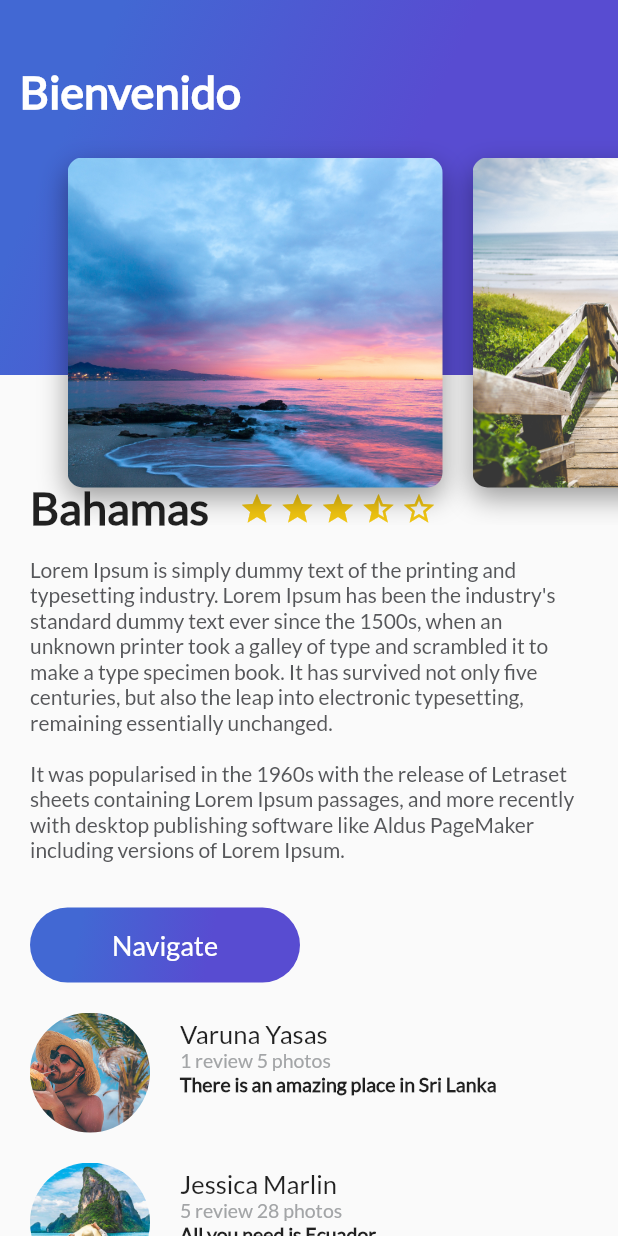
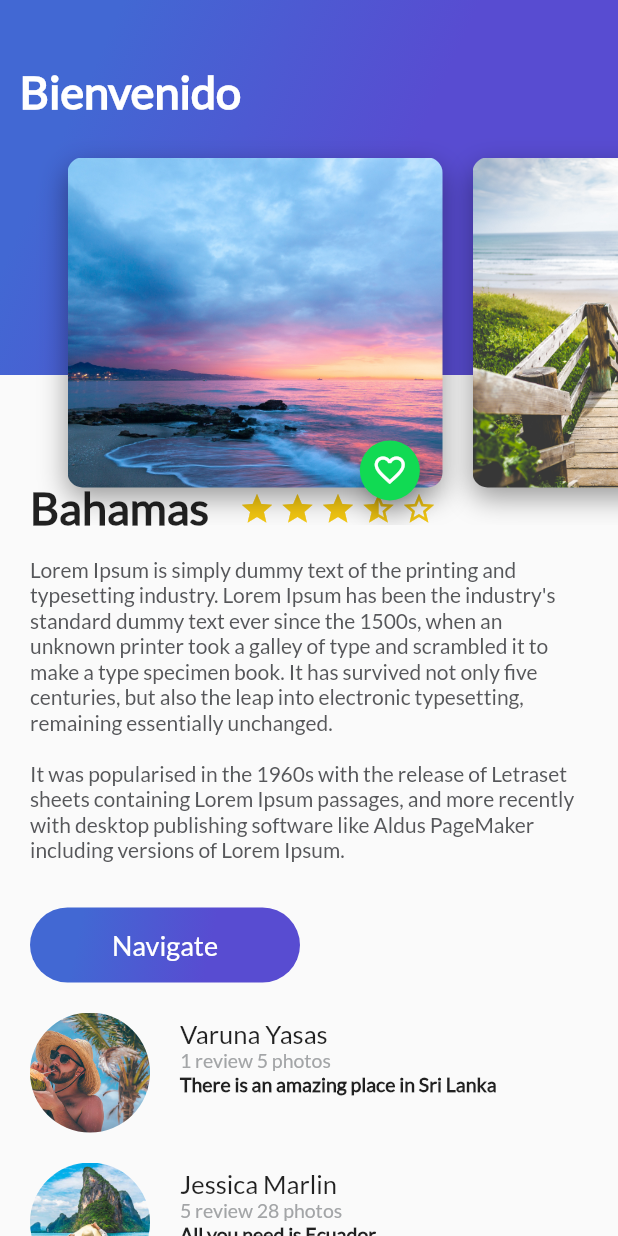
Before and after one commit to iblurdesigner/Flutter_basico, a Flutter app: the screen it shows after launch, on a phone screen of 412 x 824 dp. Run offline on Flutter 3.47's test engine with Material 2 defaults, Android fonts, the phone set to English and light mode, and no system bars.

Commit message:
Boton verde Floating action Button

```diff
--- a/lib/button_purple.dart
+++ b/lib/button_purple.dart
@@ -16,6 +16,9 @@ class ButtonPurple extends StatelessWidget{
           SnackBar(
             content: Text("Navegando"),
           )
+        );
+        Icon(
+          Icons.favorite
         );
       },
       child: Container(
--- a/lib/card_image.dart
+++ b/lib/card_image.dart
@@ -1,4 +1,5 @@
 import 'package:flutter/material.dart';
+import 'floating_action_button_green.dart';
 
 class CardImage extends StatelessWidget {
 
@@ -35,7 +36,13 @@ class CardImage extends StatelessWidget {
       ),
     );
 
-    return card;
+    return Stack(
+      alignment: Alignment(0.9, 1.1),
+      children: <Widget>[
+        card,
+        FloatingActionButtonGreen()
+      ],
+    );
   }
 
 }
--- /dev/null
+++ b/lib/floating_action_button_green.dart
@@ -0,0 +1,43 @@
+import 'package:flutter/material.dart';
+
+class FloatingActionButtonGreen extends StatefulWidget{
+  @override
+  State<StatefulWidget> createState() {
+    // TODO: implement createState
+    return _FloatingActionButtonGreen();
+  }
+
+}
+
+class _FloatingActionButtonGreen extends State<FloatingActionButtonGreen>{
+
+  bool _favorite = false;
+
+  void onPressedFav() {
+    Scaffold.of(context).showSnackBar(
+        SnackBar(
+          content: Text("Agregaste a Favorito"),
+        )
+    );
+
+    // PAAR CAMBIAR EL ESTADO DEL ICONO
+    setState(() {
+      _favorite = !_favorite;
+    });
+  }
+
+  @override
+  Widget build(BuildContext context) {
+    // TODO: implement build
+    return FloatingActionButton(
+      backgroundColor: Color(0xFF11DA53),
+      mini: true,
+      tooltip: "Fav",
+      onPressed: onPressedFav,
+      child: Icon(
+        _favorite ? Icons.favorite : Icons.favorite_border
+      ),
+    );
+  }
+
+}
```
